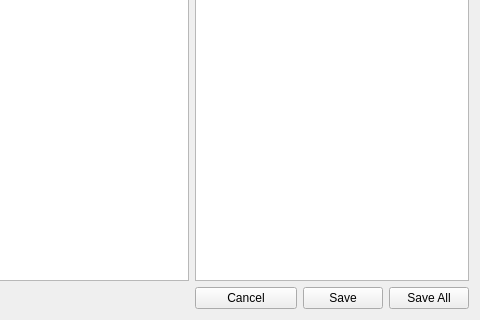
First picture: the form in MantidPlot/src/ProjectSave.ui, repository mantidproject/mantid, before the edit; both pictures show x 715 to 1195 and y 426 to 746 of the 1195 by 746 pixel window.
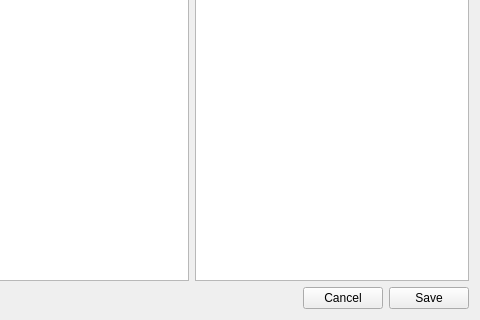
Second picture: the form after the edit.

Commit message: Refs #17969 Hook up project save as

Diff of the .ui file:
```diff
--- a/MantidPlot/src/ProjectSave.ui
+++ b/MantidPlot/src/ProjectSave.ui
@@ -40,13 +40,6 @@
        </property>
       </widget>
      </item>
-     <item row="6" column="2">
-      <widget class="QPushButton" name="btnSave">
-       <property name="text">
-        <string>Save</string>
-       </property>
-      </widget>
-     </item>
      <item row="3" column="0" rowspan="3">
       <widget class="QTreeWidget" name="workspaceList">
        <column>
@@ -72,23 +65,9 @@
        </item>
       </widget>
      </item>
-     <item row="6" column="3">
-      <widget class="QPushButton" name="btnSaveAll">
-       <property name="text">
-        <string>Save All</string>
-       </property>
-      </widget>
-     </item>
      <item row="1" column="0" colspan="3">
       <widget class="QLineEdit" name="projectPath"/>
      </item>
-     <item row="6" column="1">
-      <widget class="QPushButton" name="btnCancel">
-       <property name="text">
-        <string>Cancel</string>
-       </property>
-      </widget>
-     </item>
      <item row="5" column="1" colspan="3">
       <widget class="QTreeWidget" name="excludedWindows">
        <column>
@@ -131,6 +110,20 @@
        </property>
       </widget>
      </item>
+     <item row="6" column="3">
+      <widget class="QPushButton" name="btnSave">
+       <property name="text">
+        <string>Save</string>
+       </property>
+      </widget>
+     </item>
+     <item row="6" column="2">
+      <widget class="QPushButton" name="btnCancel">
+       <property name="text">
+        <string>Cancel</string>
+       </property>
+      </widget>
+     </item>
     </layout>
    </item>
   </layout>
```
The commit also changes 9 other files.
